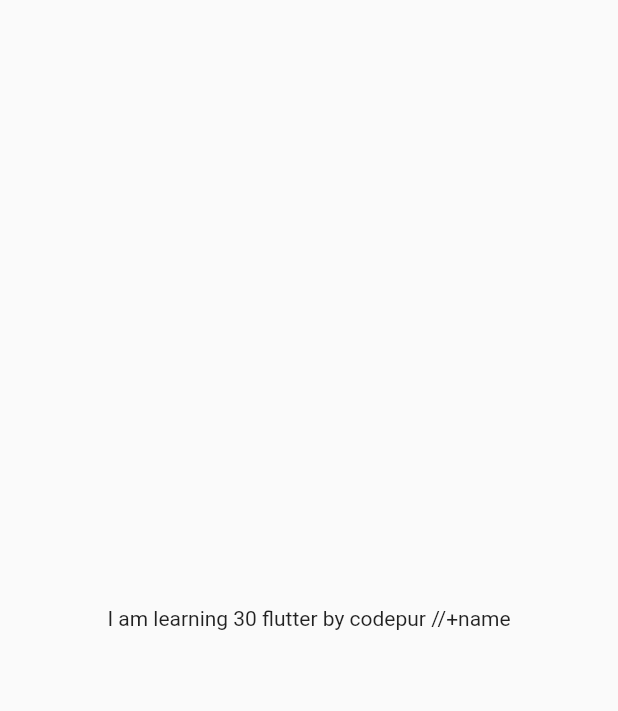
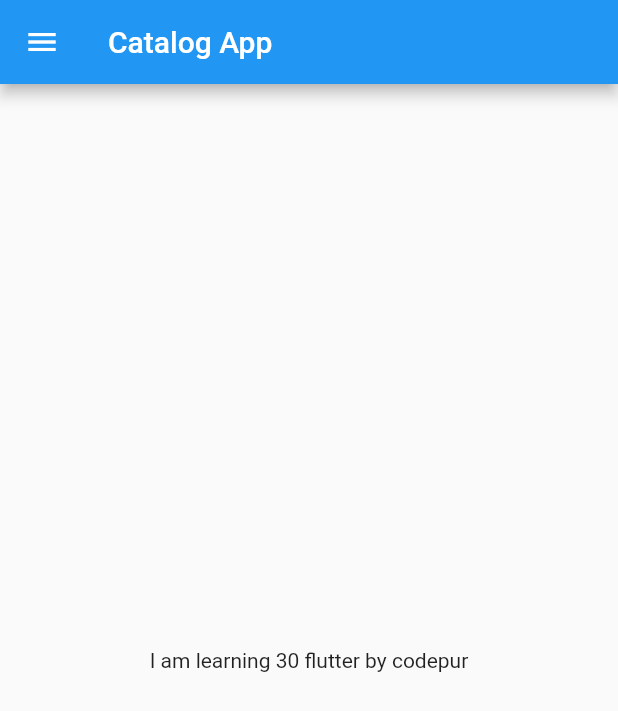
Before and after one commit to apsarabishwokarma/BookNook-App-Flutter, a Flutter app: the screen it shows after launch, on a phone screen of 412 x 824 dp. Shown: the top 711 px of the screen. Run offline on Flutter 3.47's test engine with Material 2 defaults, Android fonts, the phone set to English and light mode, and no system bars.

Commit message:
day2:Data Types and Scaffold

```diff
--- /dev/null
+++ b/lib/home_page.dart
@@ -0,0 +1,22 @@
+import 'package:flutter/material.dart';
+
+class HomePage extends StatelessWidget {
+  const HomePage({super.key});
+  final int days = 30;
+  final String name = "codepur";
+  @override
+  Widget build(BuildContext context) {
+    return Scaffold(
+      appBar: AppBar(
+        //horizontal bar
+        title: const Text("Catalog App"),
+      ),
+      body: Center(
+        child: Container(
+          child: Text("I am learning $days flutter by $name"), //or +name
+        ),
+      ),
+      drawer: const Drawer(), //vertical panel
+    );
+  }
+}
--- a/lib/main.dart
+++ b/lib/main.dart
@@ -1,22 +1,9 @@
 import 'package:flutter/material.dart';
+import 'package:flutter_learning/home_page.dart';
 
 void main() {
   runApp(const MyApp()); //runApp is a method
 }
-
-int days = 30;
-double salary = 3.566;
-
-//num for both double and int
-num temp = 21.7;
-
-String name = "codepur";
-bool isstudent = true;
-
-//for all
-var all = 90;
-var eve = "compiler can recognize datatype on its own";
-const pi = 3.14;
 
 class MyApp extends StatelessWidget {
   const MyApp({super.key});
@@ -25,13 +12,7 @@ class MyApp extends StatelessWidget {
   //build method ma UI ko portion
   Widget build(BuildContext context) {
     return MaterialApp(
-      home: Material(
-        child: Center(
-          child: Container(
-            child: Text("I am learning $days flutter by $name //+name"),
-          ),
-        ),
-      ),
+      home: HomePage(),
     );
   }
 }
```
Also changed, not shown: 1 other file.
